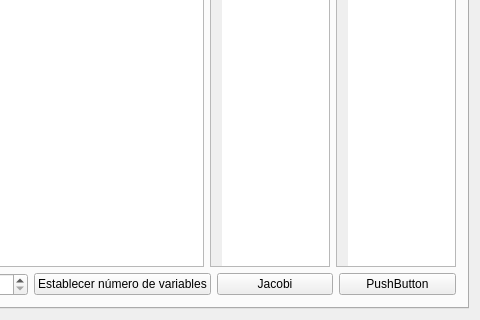
frank101m/Matrices, file Matrices/mainwindow.ui: the form before one commit; both pictures show x 236 to 716 and y 280 to 600 of the 716 by 600 pixel window.
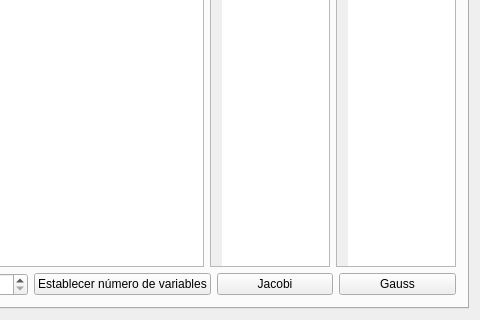
The form after the commit. The open tabs and pages were chosen to show the change.

Diff of the .ui file:
```diff
--- a/Matrices/mainwindow.ui
+++ b/Matrices/mainwindow.ui
@@ -629,7 +629,7 @@
               <item>
                <widget class="QPushButton" name="pushButton_16">
                 <property name="text">
-                 <string>PushButton</string>
+                 <string>Gauss</string>
                 </property>
                </widget>
               </item>
```
Left out of the diff: 37 changed lines with no effect on the pictures.
